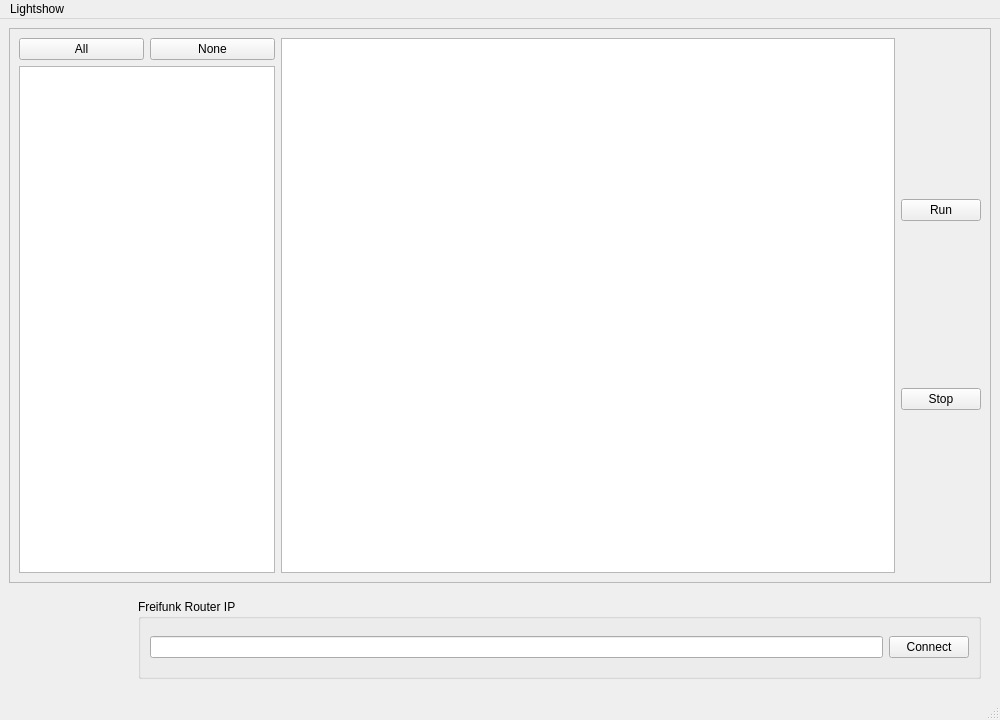
The window that gui_ui.ui (IARI/lightshow) describes before a commit, drawn with Qt 5.
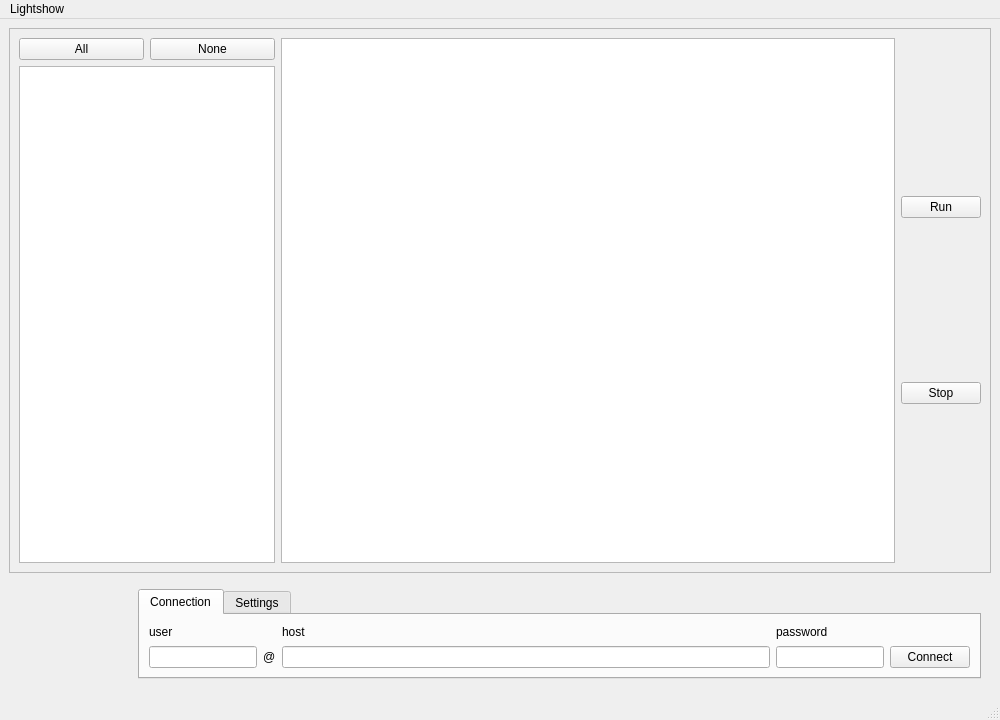
The same window after the commit. Icons and pictures are not drawn.

Commit message: -added possibility to set user, password and starting-directory -updated readme

Patch:
```diff
--- a/gui_ui.ui
+++ b/gui_ui.ui
@@ -170,20 +170,36 @@
         </property>
        </widget>
       </item>
-      <item row="0" column="4">
-       <widget class="QGroupBox" name="groupBox">
-        <property name="title">
-         <string>Freifunk Router IP</string>
+      <item row="0" column="1">
+       <widget class="QTabWidget" name="tabWidget">
+        <property name="sizePolicy">
+         <sizepolicy hsizetype="Expanding" vsizetype="Minimum">
+          <horstretch>0</horstretch>
+          <verstretch>0</verstretch>
+         </sizepolicy>
         </property>
-        <layout class="QHBoxLayout" name="horizontalLayout">
-         <item>
-          <widget class="QLineEdit" name="input_routerip">
-           <property name="text">
-            <string/>
+        <property name="currentIndex">
+         <number>0</number>
+        </property>
+        <widget class="QWidget" name="tab_connection">
+         <attribute name="title">
+          <string>Connection</string>
+         </attribute>
+         <layout class="QGridLayout" name="gridLayout_4">
+          <item row="2" column="5">
+           <widget class="QLineEdit" name="input_password">
+            <property name="sizePolicy">
+             <sizepolicy hsizetype="Minimum" vsizetype="Fixed">
+              <horstretch>0</horstretch>
+              <verstretch>0</verstretch>
+             </sizepolicy>
+            </property>
+            <property name="echoMode">
+             <enum>QLineEdit::Password</enum>
            </property>
           </widget>
          </item>
-         <item>
+          <item row="2" column="6">
           <widget class="QPushButton" name="btn_connect">
            <property name="text">
             <string>Connect</string>
@@ -194,7 +210,73 @@
            </property>
           </widget>
          </item>
-        </layout>
+          <item row="2" column="2">
+           <widget class="QLineEdit" name="input_routerip">
+            <property name="text">
+             <string/>
+            </property>
+           </widget>
+          </item>
+          <item row="2" column="0">
+           <widget class="QLineEdit" name="input_user">
+            <property name="sizePolicy">
+             <sizepolicy hsizetype="Minimum" vsizetype="Fixed">
+              <horstretch>0</horstretch>
+              <verstretch>0</verstretch>
+             </sizepolicy>
+            </property>
+           </widget>
+          </item>
+          <item row="1" column="0">
+           <widget class="QLabel" name="label_user">
+            <property name="text">
+             <string>user</string>
+            </property>
+           </widget>
+          </item>
+          <item row="1" column="2">
+           <widget class="QLabel" name="label_host">
+            <property name="text">
+             <string>host</string>
+            </property>
+           </widget>
+          </item>
+          <item row="1" column="5">
+           <widget class="QLabel" name="label_password">
+            <property name="text">
+             <string>password</string>
+            </property>
+           </widget>
+          </item>
+          <item row="2" column="1">
+           <widget class="QLabel" name="label">
+            <property name="text">
+             <string>@</string>
+            </property>
+           </widget>
+          </item>
+         </layout>
+        </widget>
+        <widget class="QWidget" name="tab_settings">
+         <attribute name="title">
+          <string>Settings</string>
+         </attribute>
+         <layout class="QGridLayout" name="gridLayout_5">
+          <item row="1" column="0">
+           <widget class="QLineEdit" name="input_path"/>
+          </item>
+          <item row="0" column="0">
+           <widget class="QLabel" name="_path">
+            <property name="text">
+             <string>Path</string>
+            </property>
+           </widget>
+          </item>
+         </layout>
+         <zorder>label_host</zorder>
+         <zorder>input_path</zorder>
+         <zorder>_path</zorder>
+        </widget>
        </widget>
       </item>
      </layout>
```
Lines whose indentation alone changed are shown as unchanged. The commit also changes 3 other files.
